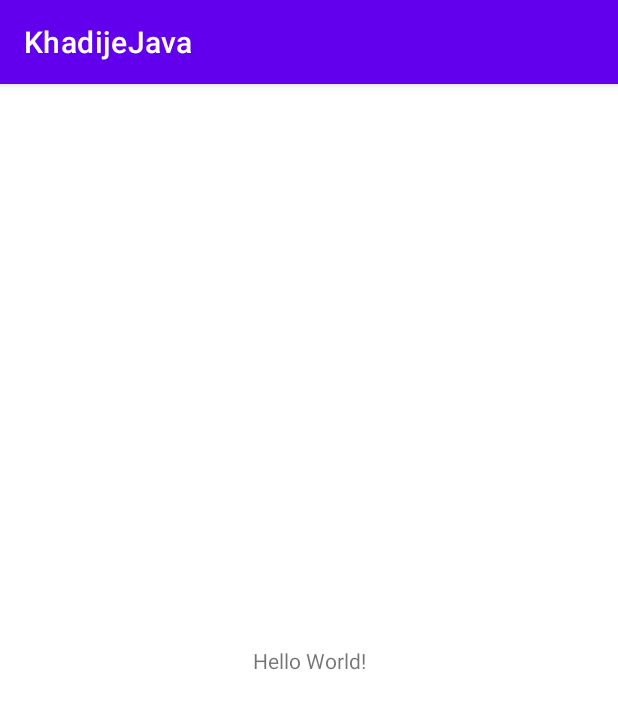
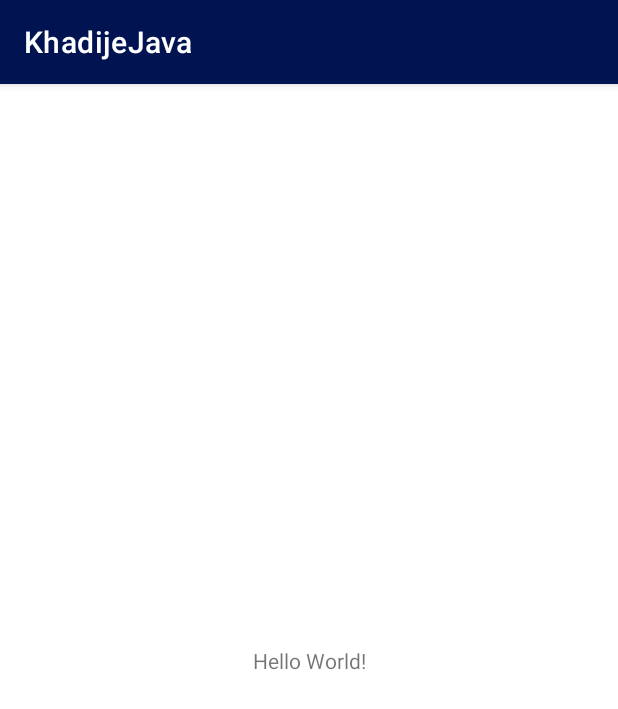
Before and after one commit to fhkhd/HazratKhadijeJAVA, an Android app: the screen it shows after launch (MainActivity), on a phone screen of 412 x 824 dp. Shown: the top 709 px of the screen. Run offline under Robolectric (Android 15) with nearby library versions, the phone set to English and light mode, and no system bars.

Commit message:
set new colors

```diff
--- a/app/src/main/res/values/colors.xml
+++ b/app/src/main/res/values/colors.xml
@@ -1,10 +1,11 @@
 <?xml version="1.0" encoding="utf-8"?>
 <resources>
-    <color name="purple_200">#FFBB86FC</color>
-    <color name="purple_500">#FF6200EE</color>
-    <color name="purple_700">#FF3700B3</color>
-    <color name="teal_200">#FF03DAC5</color>
-    <color name="teal_700">#FF018786</color>
-    <color name="black">#FF000000</color>
-    <color name="white">#FFFFFFFF</color>
+    <color name="purple_200">#011350</color>
+    <color name="purple_500">#011350</color>
+    <color name="purple_700">#011350</color>
+    <color name="teal_200">#011350</color>
+    <color name="teal_700">#011350</color>
+    <color name="black">#252525</color>
+    <color name="blue_main">#011350</color>
+    <color name="white">#FAFAFA</color>
 </resources>
```
